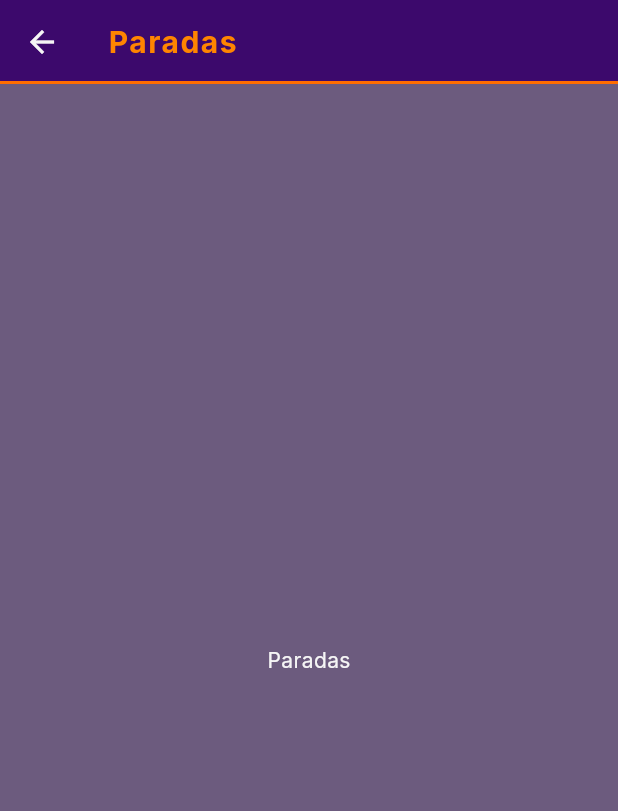
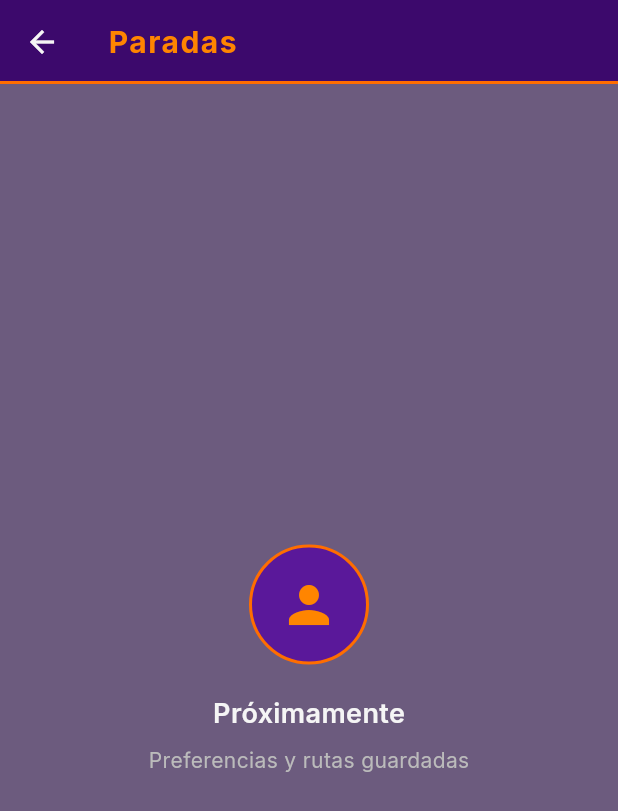
Before and after one commit to gaelcool/combisv3, a Flutter app: the ParadasPage screen opened directly, on a phone screen of 412 x 824 dp. Shown: the top 811 px of the screen. Run offline on Flutter 3.47's test engine with Material 3 defaults, Android fonts, the phone set to English and light mode, and no system bars; our stand-ins replace flutter_map, google_fonts, latlong2, sqflite; accounts and stored records are empty.

Commit message:
Mantuve consistencia.

```diff
--- a/lib/pages/paradas_page.dart
+++ b/lib/pages/paradas_page.dart
@@ -7,8 +7,43 @@ class ParadasPage extends StatelessWidget {
   @override
   Widget build(BuildContext context) {
     return Scaffold(
-      appBar: AppBar(title: const Text('Paradas')),
-      body: const Center(child: Text('Paradas')),
+      appBar: AppBar(
+        title: const Text('Paradas'),
+      ),
+      body: Center(
+        child: Column(
+          mainAxisAlignment: MainAxisAlignment.center,
+          children: [
+            Container(
+              width: 80,
+              height: 80,
+              decoration: BoxDecoration(
+                shape: BoxShape.circle,
+                color: AppColors.surfaceElevated,
+                border: Border.all(color: AppColors.primary, width: 2),
+              ),
+              child: const Icon(
+                Icons.person,
+                size: 40,
+                color: AppColors.primaryLight,
+              ),
+            ),
+            const SizedBox(height: 20),
+            const Text(
+              'Próximamente',
+              style: TextStyle(
+                color: AppColors.textPrimary,
+                fontSize: 18,
+                fontWeight: FontWeight.w600,
+              ),
+            ),
+            const SizedBox(height: 8),
+            const Text('Preferencias y rutas guardadas',
+                        style: TextStyle(color: AppColors.textSecondary, fontSize: 14),
+            ),
+          ],
+        ),
+      ),
     );
   }
 }
--- a/pubspec.yaml
+++ b/pubspec.yaml
@@ -4,7 +4,7 @@ publish_to: 'none'
 version: 0.1.0+1
 
 environment:
-  sdk: ^3.11.0
+  sdk: ^3.10.0
 
 dependencies:
   flutter:
```
Also changed, not shown: pubspec.lock, 1 other file.
